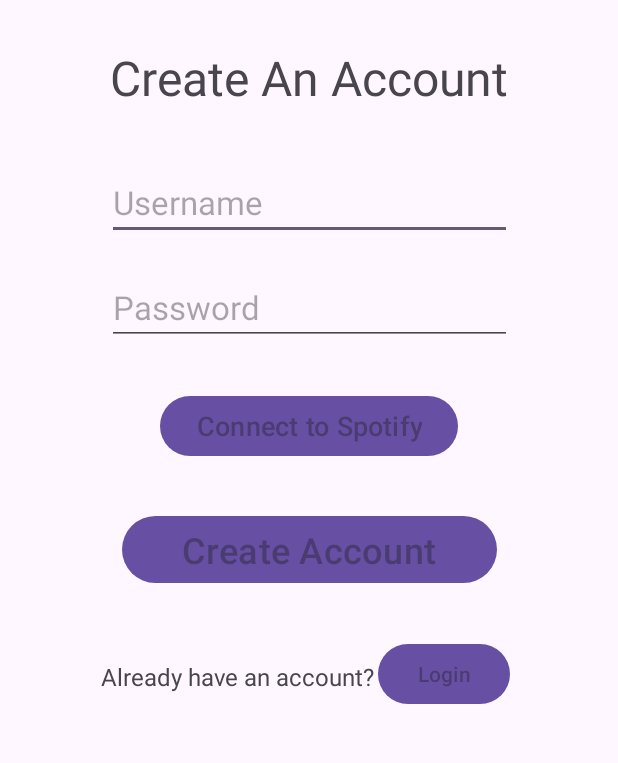
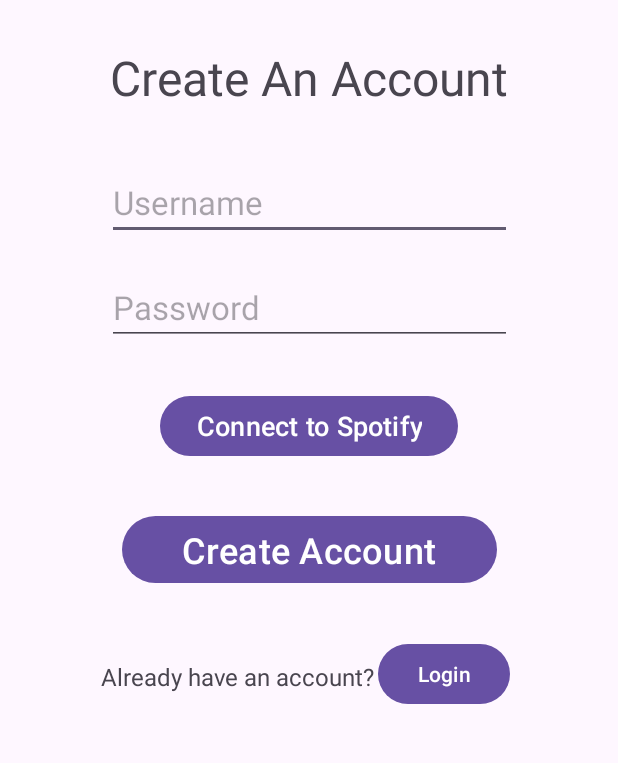
Before and after one commit to JohnN310/Scrollify, an Android app: the layout create_account.xml on its own in the app's theme, with its tools: preview values and no code run, on a phone screen of 412 x 824 dp, the part 161-924 px from its top. Run offline under Robolectric (Android 15) with nearby library versions, the phone set to English and light mode, and no system bars.

```diff
--- a/app/src/main/java/com/example/spotifytest/MainActivity.java
+++ b/app/src/main/java/com/example/spotifytest/MainActivity.java
@@ -5,6 +5,7 @@ import android.os.Bundle;
 import android.content.Intent;
 import android.net.Uri;
 import android.util.Log;
+import android.view.View;
 import android.widget.Button;
 import android.widget.TextView;
 import android.widget.Toast;
@@ -38,6 +39,7 @@ public class MainActivity extends AppCompatActivity {
     private Call mCall;
 
     private TextView tokenTextView, codeTextView, profileTextView;
+
 
     @Override
     protected void onCreate(Bundle savedInstanceState) {
--- a/app/src/main/res/layout/activity_main.xml
+++ b/app/src/main/res/layout/activity_main.xml
@@ -60,6 +60,9 @@
                 android:layout_weight="1"
                 android:text="Get User Profile" />
         </LinearLayout>
+
+
+
     </LinearLayout>
 
 </androidx.constraintlayout.widget.ConstraintLayout>
--- a/app/src/main/res/layout/create_account.xml
+++ b/app/src/main/res/layout/create_account.xml
@@ -67,7 +67,7 @@
         android:layout_width="wrap_content"
         android:layout_height="wrap_content"
         android:layout_marginTop="80dp"
-        android:hint="@string/connect_to_spotify"
+        android:text="@string/connect_to_spotify"
         android:textColor="@color/white"
         android:textSize="18sp"
         app:layout_constraintEnd_toEndOf="parent"
@@ -81,7 +81,7 @@
         android:layout_marginTop="80dp"
         android:layout_marginStart="74dp"
         android:layout_marginEnd="74dp"
-        android:hint="@string/create_account"
+        android:text="@string/create_account"
         app:layout_constraintStart_toStartOf="parent"
         app:layout_constraintEnd_toEndOf="parent"
         app:layout_constraintTop_toTopOf="@id/connect_spotify_button"
@@ -105,7 +105,7 @@
         android:layout_height="wrap_content"
         android:layout_marginTop="85dp"
         android:layout_marginEnd="70dp"
-        android:hint="@string/login"
+        android:text="@string/login"
         app:layout_constraintStart_toEndOf="@id/have_an_account"
         app:layout_constraintEnd_toEndOf="parent"
         app:layout_constraintTop_toTopOf="@id/create_account"
--- a/app/src/main/res/values/strings.xml
+++ b/app/src/main/res/values/strings.xml
@@ -51,4 +51,7 @@
     <string name="login">Login</string>
     <string name="already_have_an_account">Already have an account?</string>
     <string name="scrollify">Scrollify</string>
+    <string name="go_to_create_an_account">Create an Account</string>
+    <string name="go_to_create_account">Create Account</string>
+    <string name="top_tracks">Top Tracks</string>
 </resources>
```
Also changed, not shown: app/src/main/java/com/example/spotifytest/CreateAccount.java (+68 -1 lines).
